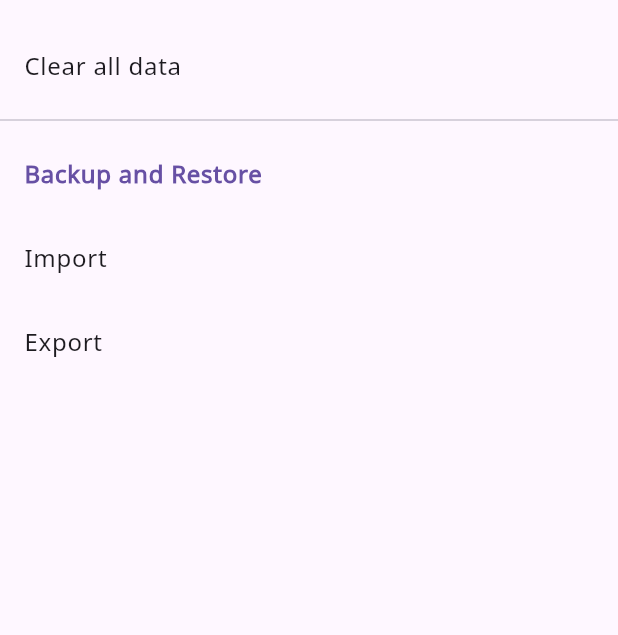
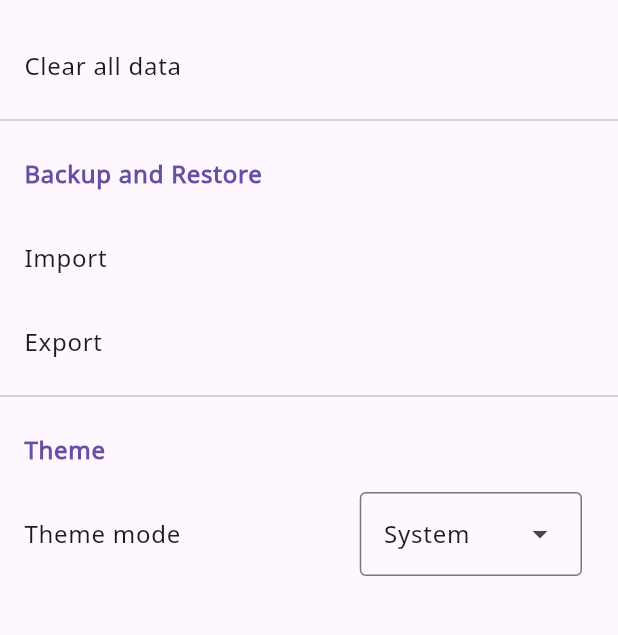
Before and after one commit to FuturisticGoo/emotic, a Flutter app: the SettingsPage screen opened by its route, on a phone screen of 412 x 824 dp, the part 228-863 px from its top. Run offline on Flutter 3.47's test engine with Material 3 defaults, Android fonts, the phone set to English and light mode, and no system bars; drawn by our look-alikes of dynamic_color; our stand-ins replace equatable, file_picker, flutter_bloc, get_it, go_router, sqflite and 1 more; missing offline and left inert: fuzzy; accounts and stored records are empty.

Commit message:
Pure black theme, 6 new emoticons

```diff
--- a/lib/core/app_theme.dart
+++ b/lib/core/app_theme.dart
@@ -3,6 +3,7 @@
 ThemeData getAppTheme({
   required ColorScheme? colorScheme,
   required Brightness brightness,
+  bool isPureBlack = false,
 }) {
   return ThemeData(
     pageTransitionsTheme: const PageTransitionsTheme(
@@ -17,7 +18,42 @@
       "Roboto",
     ],
     useMaterial3: true,
-    colorScheme: colorScheme,
+    colorScheme: isPureBlack
+        ? colorScheme?.copyWith(
+            surface: Colors.black,
+            surfaceContainer: _pureBlackSurface, // Context menu background
+            surfaceContainerLow:
+                _pureBlackSurface, // Left drawer, bottom sheet background
+            surfaceContainerHigh: _pureBlackSurface,
+            surfaceContainerHighest: _pureBlackSurface,
+            surfaceContainerLowest: _pureBlackSurface,
+          )
+        : colorScheme,
     brightness: brightness,
   );
 }
+
+final _pureBlackSurface = Color.lerp(
+  Colors.grey.shade900,
+  Colors.black,
+  0.8,
+);
+
+enum EmoticThemeMode {
+  system,
+  light,
+  dark,
+  black;
+
+  ThemeMode toThemeMode() {
+    return switch (this) {
+      EmoticThemeMode.system => ThemeMode.system,
+      EmoticThemeMode.light => ThemeMode.light,
+      EmoticThemeMode.dark || EmoticThemeMode.black => ThemeMode.dark,
+    };
+  }
+
+  bool get isPureBlack {
+    return this == EmoticThemeMode.black ? true : false;
+  }
+}
--- a/lib/core/constants.dart
+++ b/lib/core/constants.dart
@@ -5,7 +5,7 @@
 const version = SemVer(
   major: 0,
   minor: 1,
-  patch: 6,
+  patch: 7,
 );
 
 const sqldbName = "emoticons_sqlite";
@@ -15,6 +15,7 @@
 const sqldbSettingsValueColName = "value";
 const sqldbSettingsKeyIsFirstTime = "is_first_time";
 const sqldbSettingsKeylastUsedVersion = "last_used_version";
+const sqldbSettingsKeyThemeMode = "theme_mode";
 
 const sqldbEmoticonsTableName = "emoticons";
 const sqldbEmoticonsId = "id";
--- a/lib/core/settings.dart
+++ b/lib/core/settings.dart
@@ -1,5 +1,6 @@
 import 'dart:convert';
 
+import 'package:emotic/core/app_theme.dart';
 import 'package:emotic/core/constants.dart';
 import 'package:emotic/core/logging.dart';
 import 'package:emotic/core/semver.dart';
@@ -10,6 +11,7 @@
 class GlobalSettings extends Equatable {
   final bool isFirstTime;
   final SemVer? lastUsedVersion;
+  final EmoticThemeMode emoticThemeMode;
   bool get isUpdated {
     return (lastUsedVersion == null) ? true : lastUsedVersion! < version;
   }
@@ -21,13 +23,26 @@
   const GlobalSettings({
     required this.isFirstTime,
     required this.lastUsedVersion,
+    required this.emoticThemeMode,
   });
 
   @override
   List<Object?> get props => [
         isFirstTime,
         lastUsedVersion,
+        emoticThemeMode,
       ];
+  GlobalSettings copyWith({
+    bool? isFirstTime,
+    SemVer? lastUsedVersion,
+    EmoticThemeMode? emoticThemeMode,
+  }) {
+    return GlobalSettings(
+      isFirstTime: isFirstTime ?? this.isFirstTime,
+      lastUsedVersion: lastUsedVersion ?? this.lastUsedVersion,
+      emoticThemeMode: emoticThemeMode ?? this.emoticThemeMode,
+    );
+  }
 }
 
 abstract class SettingsSource {
@@ -76,6 +91,7 @@
       return const GlobalSettings(
         isFirstTime: true,
         lastUsedVersion: null,
+        emoticThemeMode: EmoticThemeMode.system,
       );
     } else {
       final settingsKV = _getSettingsKVFromResult(settingsResult);
@@ -96,9 +112,16 @@
       } on ArgumentError {
         lastUsedVersion = null;
       }
+
+      final emoticThemeMode = EmoticThemeMode.values.byName(
+        settingsKV[sqldbSettingsKeyThemeMode]?.toString() ??
+            EmoticThemeMode.system.name,
+      );
+
       final globalSettings = GlobalSettings(
         isFirstTime: isFirstTime ?? true,
         lastUsedVersion: lastUsedVersion,
+        emoticThemeMode: emoticThemeMode,
       );
       getLogger().fine("Got $globalSettings");
       return globalSettings;
@@ -138,6 +161,19 @@
       [
         sqldbSettingsKeylastUsedVersion,
         (newSettings.lastUsedVersion ?? version).toString(),
+      ],
+    );
+    await db.rawInsert(
+      """
+INSERT INTO
+  $sqldbSettingsTableName
+    ($sqldbSettingsKeyColName, $sqldbSettingsValueColName)
+VALUES
+  (?, ?)
+""",
+      [
+        sqldbSettingsKeyThemeMode,
+        newSettings.emoticThemeMode.name,
       ],
     );
   }
--- a/lib/pages/app_update_process_page.dart
+++ b/lib/pages/app_update_process_page.dart
@@ -23,7 +23,7 @@
         if (context.mounted) {
           getLogger().config("Going to save and reload settings");
           await context.read<GlobalSettingsCubit>().saveSettings(
-                const GlobalSettings(
+                settings.copyWith(
                   isFirstTime: false,
                   lastUsedVersion: version,
                 ),
--- a/lib/pages/settings_page.dart
+++ b/lib/pages/settings_page.dart
@@ -1,5 +1,8 @@
+import 'package:emotic/core/app_theme.dart';
 import 'package:emotic/core/init_setup.dart';
+import 'package:emotic/core/settings.dart';
 import 'package:emotic/cubit/settings_cubit.dart';
+import 'package:emotic/widgets/list_tile_heading.dart';
 import 'package:emotic/widgets/show_snackbar.dart';
 import 'package:flutter_bloc/flutter_bloc.dart';
 import 'package:emotic/core/open_root_scaffold_drawer.dart';
@@ -14,7 +17,11 @@
       create: (context) => SettingsCubit(
         emoticonsRepository: sl(),
       ),
-      child: BlocConsumer<SettingsCubit, SettingsState>(
+      child: BlocBuilder<GlobalSettingsCubit, GlobalSettingsState>(
+        builder: (context, globalSettingstate) {
+          switch (globalSettingstate) {
+            case GlobalSettingsLoaded(:final settings):
+              return BlocConsumer<SettingsCubit, SettingsState>(
                 listener: (context, state) async {
                   switch (state) {
                     case SettingsLoaded(:final snackBarMessage)
@@ -38,14 +45,8 @@
                         ),
                         body: ListView(
                           children: [
-                    ListTile(
-                      title: Text(
-                        "Manage data",
-                        style: Theme.of(context).textTheme.bodyLarge?.copyWith(
-                              fontWeight: FontWeight.bold,
-                              color: Theme.of(context).colorScheme.primary,
-                            ),
-                      ),
+                            const ListTileHeading(
+                              text: "Manage data",
                             ),
                             ListTile(
                               title: const Text("Restore all emoticons"),
@@ -67,44 +68,86 @@
                                     ),
                                     actions: <Widget>[
                                       TextButton(
-                                onPressed: () => Navigator.pop(context, false),
+                                        onPressed: () =>
+                                            Navigator.pop(context, false),
                                         child: const Text('No'),
                                       ),
                                       TextButton(
-                                onPressed: () => Navigator.pop(context, true),
+                                        onPressed: () =>
+                                            Navigator.pop(context, true),
                                         child: const Text('Yes'),
                                       ),
                                     ],
                                   ),
                                 );
                                 if (shouldClear == true && context.mounted) {
-                          await context.read<SettingsCubit>().clearAllData();
+                                  await context
+                                      .read<SettingsCubit>()
+                                      .clearAllData();
                                 }
                               },
                             ),
                             const Divider(),
-                    ListTile(
-                      title: Text(
-                        "Backup and Restore",
-                        style: Theme.of(context).textTheme.bodyLarge?.copyWith(
-                              fontWeight: FontWeight.bold,
-                              color: Theme.of(context).colorScheme.primary,
-                            ),
-                      ),
+                            const ListTileHeading(
+                              text: "Backup and Restore",
                             ),
                             ListTile(
                               title: const Text("Import"),
                               onTap: () async {
                                 if (context.mounted) {
-                          await context.read<SettingsCubit>().importData();
+                                  await context
+                                      .read<SettingsCubit>()
+                                      .importData();
                                 }
                               },
                             ),
                             ListTile(
                               title: const Text("Export"),
                               onTap: () async {
-                        await context.read<SettingsCubit>().exportData();
+                                await context
+                                    .read<SettingsCubit>()
+                                    .exportData();
                               },
+                            ),
+                            const Divider(),
+                            const ListTileHeading(text: "Theme"),
+                            ListTile(
+                              title: Text("Theme mode"),
+                              trailing: DropdownMenu(
+                                initialSelection: settings.emoticThemeMode,
+                                onSelected: (emoticThemeMode) async {
+                                  await context
+                                      .read<GlobalSettingsCubit>()
+                                      .saveSettings(
+                                        settings.copyWith(
+                                          emoticThemeMode: emoticThemeMode,
+                                        ),
+                                      );
+                                  if (context.mounted) {
+                                    await context
+                                        .read<GlobalSettingsCubit>()
+                                        .refreshSettings();
+                                  }
+                                },
+                                dropdownMenuEntries: [
+                                  DropdownMenuEntry(
+                                    value: EmoticThemeMode.system,
+                                    label: "System",
+                                  ),
+                                  DropdownMenuEntry(
+                                    value: EmoticThemeMode.light,
+                                    label: "Light",
+                                  ),
+                                  DropdownMenuEntry(
+                                    value: EmoticThemeMode.dark,
+                                    label: "Dark",
+                                  ),
+                                  DropdownMenuEntry(
+                                    value: EmoticThemeMode.black,
+                                    label: "Black",
+                                  ),
+                                ],
+                              ),
                             ),
                           ],
                         ),
@@ -116,6 +159,14 @@
                       );
                   }
                 },
+              );
+            case GlobalSettingsInitial():
+            case GlobalSettingsLoading():
+              return const Center(
+                child: CircularProgressIndicator(),
+              );
+          }
+        },
       ),
     );
   }
--- /dev/null
+++ b/lib/widgets/list_tile_heading.dart
@@ -0,0 +1,22 @@
+import 'package:flutter/material.dart';
+
+class ListTileHeading extends StatelessWidget {
+  final String text;
+  const ListTileHeading({
+    super.key,
+    required this.text,
+  });
+
+  @override
+  Widget build(BuildContext context) {
+    return ListTile(
+      title: Text(
+        text,
+        style: Theme.of(context).textTheme.bodyLarge?.copyWith(
+              fontWeight: FontWeight.bold,
+              color: Theme.of(context).colorScheme.primary,
+            ),
+      ),
+    );
+  }
+}
--- a/pubspec.yaml
+++ b/pubspec.yaml
@@ -16,7 +16,7 @@
 # https://developer.apple.com/library/archive/documentation/General/Reference/InfoPlistKeyReference/Articles/CoreFoundationKeys.html
 # In Windows, build-name is used as the major, minor, and patch parts
 # of the product and file versions while build-number is used as the build suffix.
-version: 0.1.6+6
+version: 0.1.7+7
 
 environment:
   sdk: '>=3.4.3 <4.0.0'
```
Also changed, not shown: lib/main.dart (+11 -2 lines), 3 other files. Lines whose indentation alone changed are shown as unchanged.
